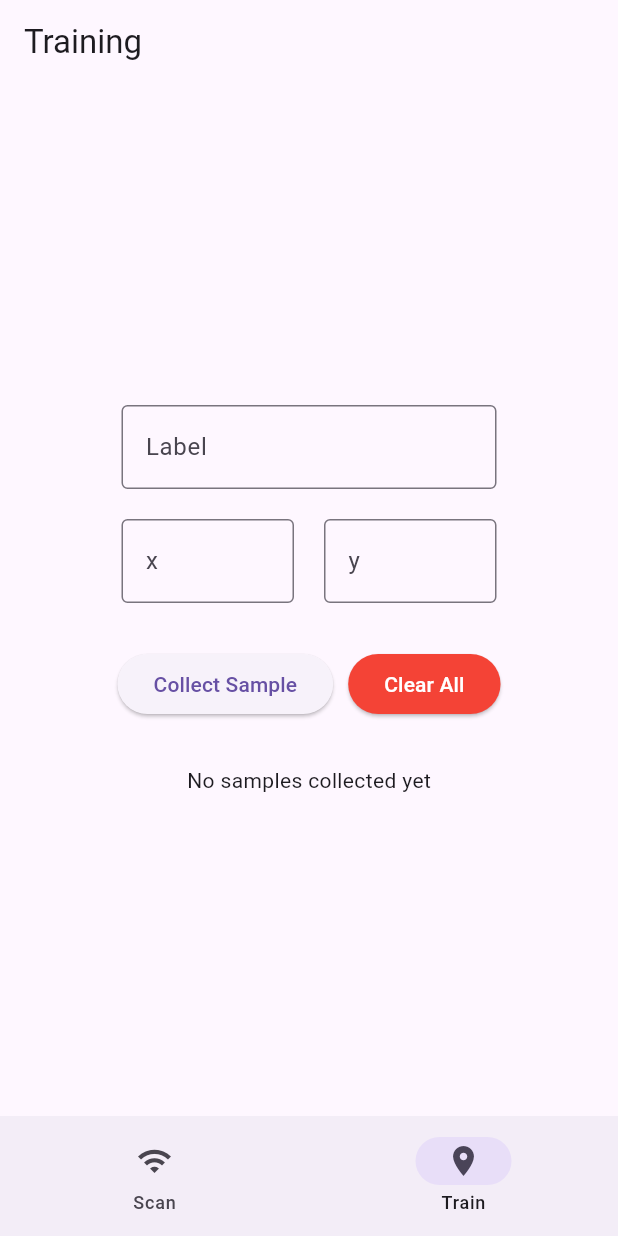
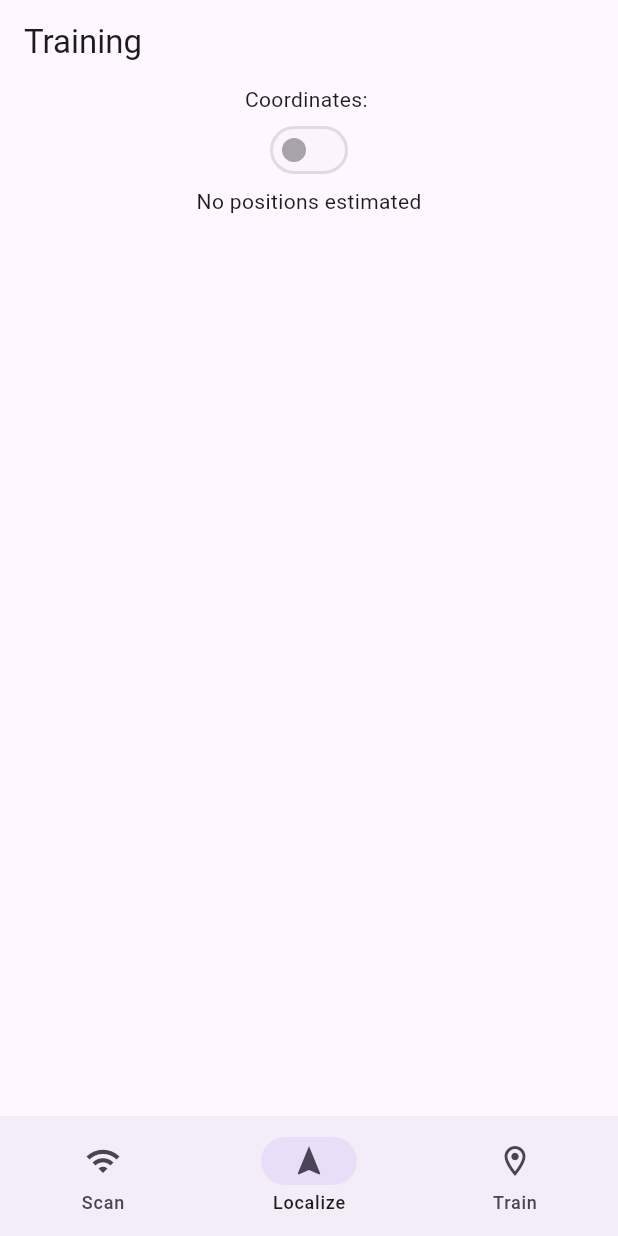
Before and after one commit to Apenzz/wifi-localizer, a Flutter app: the screen it shows after launch, item 2 of the bottom bar chosen, on a phone screen of 412 x 824 dp. Run offline on Flutter 3.47's test engine with Material 3 defaults, Android fonts, the phone set to English and light mode, and no system bars; our stand-ins replace permission_handler; missing offline and left inert: wifi_scan.

Commit message:
add localize page with periodic kNN position estimation

```diff
--- a/lib/main.dart
+++ b/lib/main.dart
@@ -1,6 +1,7 @@
 import 'package:flutter/material.dart';
 
 import 'package:wifi_localizer/screens/home_page.dart';
+import 'package:wifi_localizer/screens/localize_page.dart';
 import 'package:wifi_localizer/screens/training_page.dart';
 
 
@@ -20,6 +21,7 @@ class _MyAppState extends State<MyApp> {
 
   final List<Widget> _pages = [
     HomePage(),
+    LocalizePage(),
     TrainingPage(),
   ];
 
@@ -44,6 +46,10 @@ class _MyAppState extends State<MyApp> {
               label: 'Scan',
             ),
             NavigationDestination(
+              icon: Icon(Icons.navigation),
+              label: 'Localize',
+            ),
+            NavigationDestination(
               selectedIcon: Icon(Icons.location_on),
               icon: Icon(Icons.location_on_outlined),
               label: 'Train',
--- /dev/null
+++ b/lib/screens/localize_page.dart
@@ -0,0 +1,84 @@
+import 'package:flutter/material.dart';
+import 'package:wifi_localizer/services/storage_service.dart';
+import 'dart:async';
+import 'package:wifi_localizer/services/knn_service.dart';
+import 'package:wifi_localizer/services/wifi_service.dart';
+import 'package:wifi_localizer/models/fingerprint.dart';
+
+class LocalizePage extends StatefulWidget {
+  @override
+  State<LocalizePage> createState() => _LocalizePageState();
+}
+
+class _LocalizePageState extends State<LocalizePage> {
+  bool light = false; // whether the switch if on
+  final countdown = 5; // Seconds between each position estimation
+  Timer? _timer;
+  List<Fingerprint> fingerprints = [];
+  ({double x, double y})? _position;
+
+  @override
+  void initState() {
+    super.initState();
+    _loadSamples();
+  }
+
+  @override
+  void dispose() {
+    _timer?.cancel();
+    super.dispose();
+  }
+
+  void _loadSamples() async {
+    var loaded = await StorageService.loadFingerprints();
+    setState(() {
+      fingerprints = loaded;
+    });
+  }
+
+  void _startLocalization() async {
+    var results = await WifiService.performScan();
+    setState(() {
+      _position = KnnService.estimatePosition(results, fingerprints);
+    });
+
+    _timer = Timer.periodic(Duration(seconds: countdown), (timer) async {
+      var results = await WifiService.performScan();
+      setState(() {
+        _position = KnnService.estimatePosition(results, fingerprints);
+      });
+    });
+  }
+
+  void _stopLocalization() {
+    _timer?.cancel();
+    setState(() {
+      _position = null;
+    });
+  }
+
+  @override
+  Widget build(BuildContext context) {
+    return Center(
+      child: Column(
+        children: [
+          Text('Coordinates: '),
+          Switch(
+            value: light,
+            onChanged: fingerprints.isEmpty ? null : (bool value) {
+              setState(() {
+                light = value;
+              });
+              value ? _startLocalization() : _stopLocalization();
+            },
+          ),
+          Expanded(
+            child: _position == null
+              ? Text('No positions estimated')
+              : Text('Coordinates\n(${_position!.x}, ${_position!.y})'),
+          ),
+        ],
+      ),
+    );
+  }
+}
--- a/lib/screens/training_page.dart
+++ b/lib/screens/training_page.dart
@@ -114,7 +114,7 @@ class _TrainingPageState extends State<TrainingPage> {
                 },
                 child: Text('Collect Sample'),
               ),
-              SizedBox(width: 10,),
+              SizedBox(width: 10),
               ElevatedButton(
                 onPressed: () async {
                   setState(() {
@@ -127,7 +127,7 @@ class _TrainingPageState extends State<TrainingPage> {
                   foregroundColor: Colors.white,
                 ),
                 child: Text('Clear All'),
-              )
+              ),
             ],
           ),
           SizedBox(height: 30),
```
